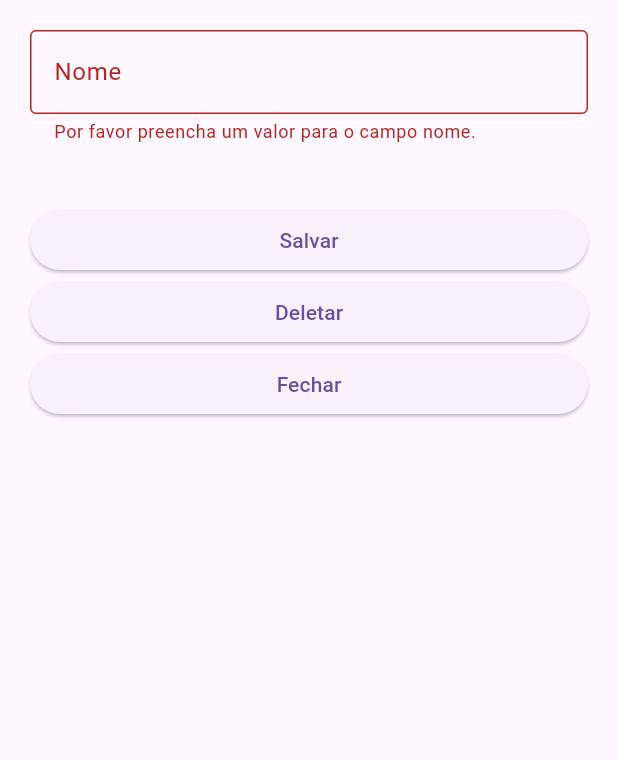
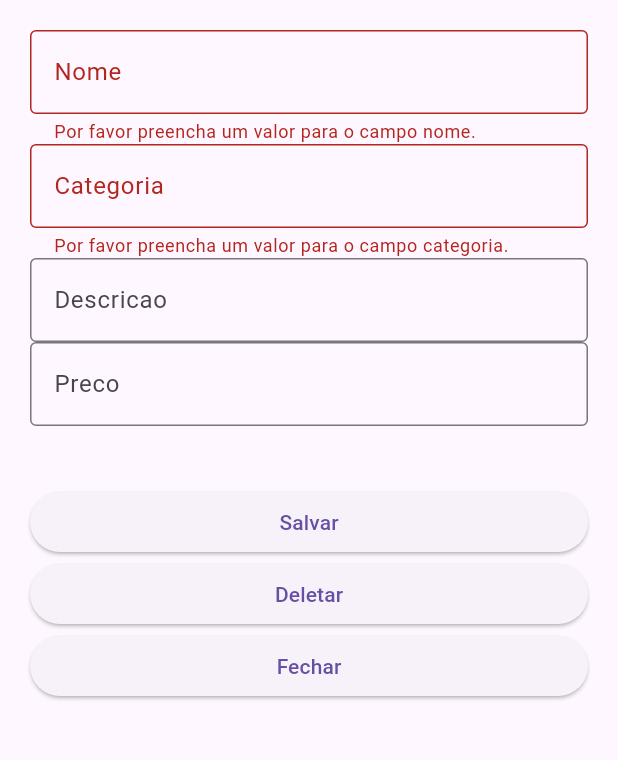
Before and after one commit to thisisbrunv/TRABALHO__1, a Flutter app: the ServDetalhe widget shown alone on an empty page, opened directly, after a tap on "Salvar", on a phone screen of 412 x 824 dp, the part 114-874 px from its top. Run offline on Flutter 3.47's test engine with Material 3 defaults, Android fonts, the phone set to English and light mode, and no system bars; our stand-ins replace sqflite; accounts and stored records are empty.

Commit message:
atualização em prestador de serviço e serviço

```diff
--- a/lib/ServDetalhe.dart
+++ b/lib/ServDetalhe.dart
@@ -16,6 +16,9 @@ class ServDetalhe extends StatefulWidget {
 class _ServDetalheState extends State<ServDetalhe> {
   final TextEditingController _controllerIdServ = TextEditingController();
   final TextEditingController _controllerNomeServ = TextEditingController();
+  final TextEditingController _controllerCategoriaServ = TextEditingController();
+  final TextEditingController _controllerDescServ = TextEditingController();
+  final TextEditingController _controllerPrecoServ = TextEditingController();
 
   final _formKey = GlobalKey<FormState>();
 
@@ -28,6 +31,9 @@ class _ServDetalheState extends State<ServDetalhe> {
     if (widget.informacaoServ != null) {
       _controllerIdServ.text = widget.informacaoServ?.id.toString() ?? '';
       _controllerNomeServ.text = widget.informacaoServ?.nome ?? '';
+      _controllerCategoriaServ.text = widget.informacaoServ?.categoria ?? '';
+      _controllerDescServ.text = widget.informacaoServ?.descricao ?? '';
+      _controllerPrecoServ.text = widget.informacaoServ?.preco.toString() ?? '';
     }
   }
 
@@ -35,6 +41,9 @@ class _ServDetalheState extends State<ServDetalhe> {
   void dispose() {
     _controllerIdServ.dispose();
     _controllerNomeServ.dispose();
+    _controllerCategoriaServ.dispose();
+    _controllerDescServ.dispose();
+    _controllerPrecoServ.dispose();
     super.dispose();
   }
 
@@ -91,16 +100,52 @@ class _ServDetalheState extends State<ServDetalhe> {
                     return null;
                   },
                 ),
+                TextFormField(
+                  controller: _controllerCategoriaServ,
+                  keyboardType: TextInputType.text,
+                  decoration: const InputDecoration(
+                      labelText: 'Categoria',
+                      border: OutlineInputBorder() //Gera a borda toda no campo.
+                      ),
+                  validator: (value) {
+                    if (value == null || value.isEmpty) {
+                      return 'Por favor preencha um valor para o campo categoria.';
+                    }
+                    return null;
+                  },
+                ),
+                TextFormField(
+                  controller: _controllerDescServ,
+                  keyboardType: TextInputType.text,
+                  decoration: const InputDecoration(
+                      labelText: 'Descricao',
+                      border: OutlineInputBorder() //Gera a borda toda no campo.
+                      ),
+                ),
+                TextFormField(
+                  controller: _controllerPrecoServ,
+                  keyboardType: TextInputType.number,
+                  decoration: const InputDecoration(
+                      labelText: 'Preco',
+                      border: OutlineInputBorder() //Gera a borda toda no campo.
+                      ),
+                ),
                 const SizedBox(height: 40),
                 ElevatedButton(
                   onPressed: () async {
                     if (_formKey.currentState!.validate()) {
                       if (widget.informacaoServ != null) {
                         widget.informacaoServ?.nome = _controllerNomeServ.text;
+                        widget.informacaoServ?.categoria = _controllerCategoriaServ.text;
+                        widget.informacaoServ?.descricao = _controllerDescServ.text;
+                        widget,informacaoServ?.preco = _controllerPrecoServ.Text;
                         await bdHelper.editarServ(widget.informacaoServ!);
                       } else {
                         Map<String, dynamic> row = {
-                          BancoHelper.colunaNomePSer: _controllerNomeServ.text
+                          BancoHelper.colunaNomeServ: _controllerNomeServ.text,
+                          BancoHelper.colunaCategoriaServ: _controllerCategoriaServ.text,
+                          BancoHelper.colunaDescricaoServ: _controllerDescServ.text,
+                          BancoHelper.colunaPrecoServ: _controllerPrecoServ.text
                         };
 
                         final idEmOperacao = await bdHelper.inserirServ(row);
```
Also changed, not shown: lib/pessoa_detalhe.dart (+16 -1 lines).
